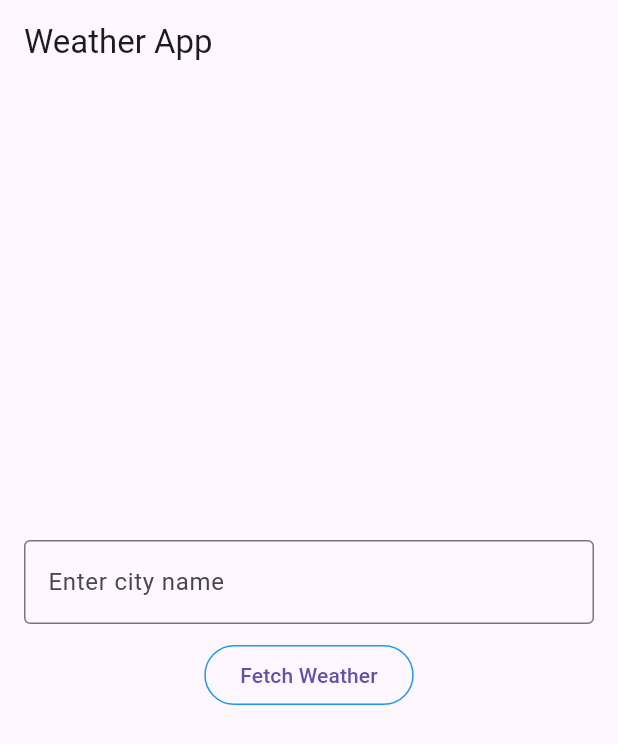
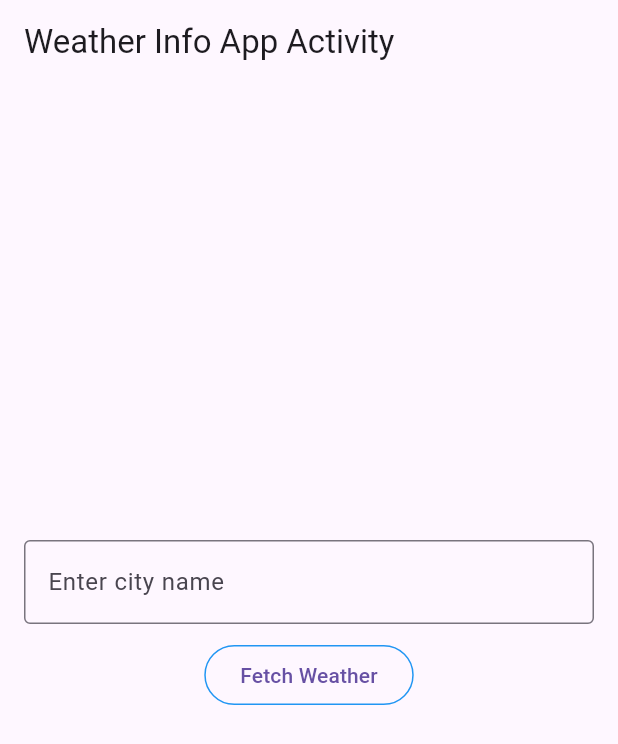
Before and after one commit to sidehenhub/weather_info_app_2, a Flutter app: the screen it shows after launch, on a phone screen of 412 x 824 dp. Shown: the top 744 px of the screen. Run offline on Flutter 3.47's test engine with Material 3 defaults, Android fonts, the phone set to English and light mode, and no system bars.

Commit message:
Final Testing and adjustments

```diff
--- a/lib/main.dart
+++ b/lib/main.dart
@@ -10,7 +10,7 @@ class WeatherApp extends StatelessWidget {
   Widget build(BuildContext context) {
     return MaterialApp(
       debugShowCheckedModeBanner: false,
-      title: 'Weather App',
+      title: 'Weather Info App',
       theme: ThemeData(primarySwatch: Colors.blue),
       home: WeatherHomePage(),
     );
@@ -51,7 +51,7 @@ class _WeatherHomePageState extends State<WeatherHomePage> {
   Widget build(BuildContext context) {
     return Scaffold(
       appBar: AppBar(
-        title: Text('Weather App'),
+        title: Text('Weather Info App Activity'),
       ),
       body: Padding(
         padding: const EdgeInsets.all(16.0),
```
